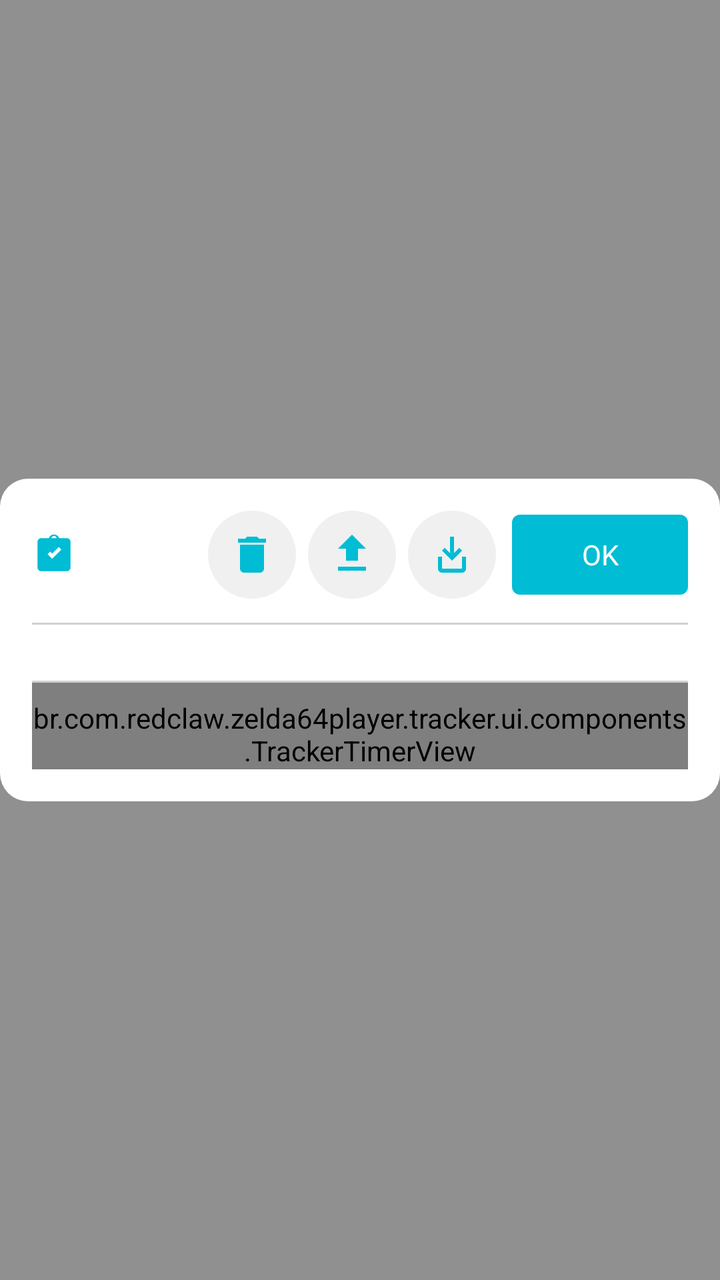
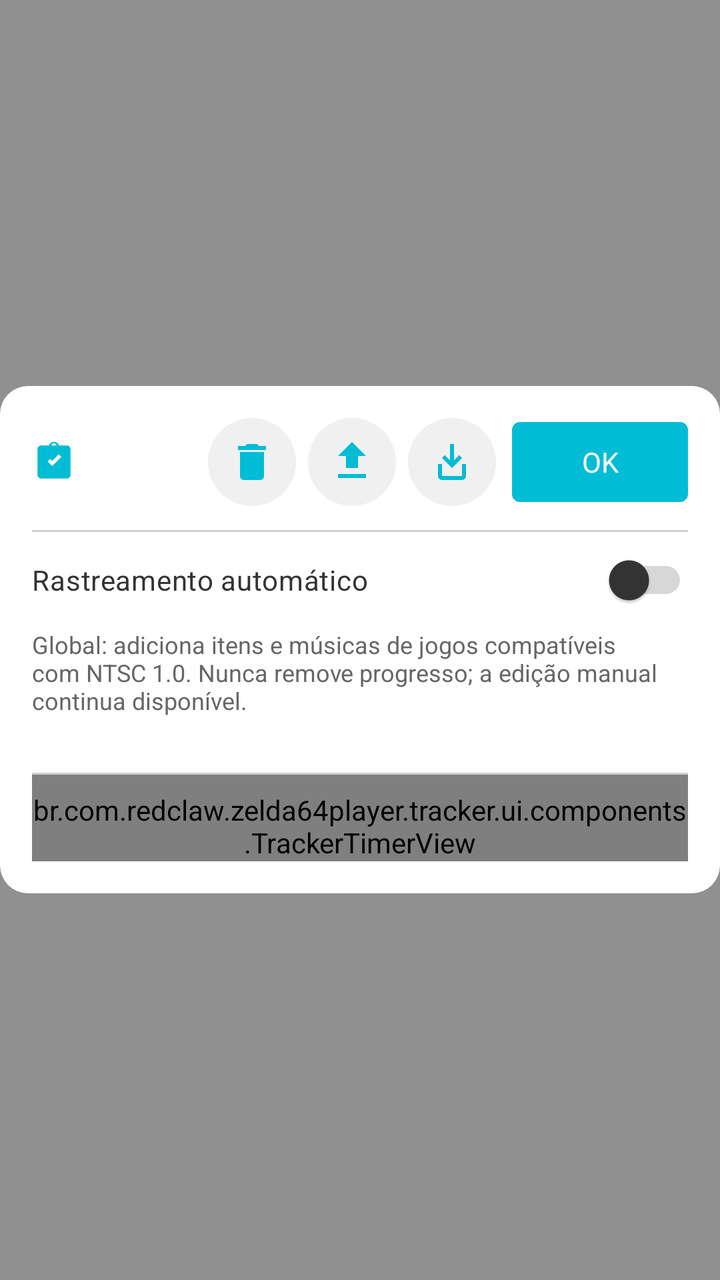

The first picture is an Android layout as it rendered before a commit; the second is the same layout after the commit. The layout source and the unified diff follow.
<!-- AndroidManifest.xml: application theme Theme.Zelda64Player -->
<!-- res/layout/tracker_dialog.xml -->
<?xml version="1.0" encoding="utf-8"?>
<FrameLayout xmlns:android="http://schemas.android.com/apk/res/android"
    android:layout_width="match_parent"
    android:layout_height="match_parent"
    android:background="@color/switch_scrim">

    <LinearLayout
        android:id="@+id/tracker_box"
        android:layout_width="match_parent"
        android:layout_height="wrap_content"
        android:layout_gravity="center"
        android:background="@drawable/bg_switch_dialog"
        android:orientation="vertical"
        android:padding="16dp">

        <LinearLayout
            android:layout_width="match_parent"
            android:layout_height="wrap_content"
            android:gravity="center_vertical"
            android:orientation="horizontal">

            <ImageView
                android:id="@+id/tracker_icon"
                android:layout_width="22dp"
                android:layout_height="22dp"
                android:layout_marginEnd="10dp"
                android:contentDescription="@null"
                android:src="@drawable/ic_tracker"
                android:tint="@color/switch_accent" />

            <TextView
                android:id="@+id/tracker_title"
                android:layout_width="0dp"
                android:layout_height="wrap_content"
                android:layout_weight="1"
                android:ellipsize="end"
                android:maxLines="1"
                android:textColor="@color/switch_text_primary"
                android:textSize="18sp"
                android:textStyle="bold" />

            <ImageButton
                android:id="@+id/tracker_clear"
                android:layout_width="@dimen/icon_button_size"
                android:layout_height="@dimen/icon_button_size"
                android:layout_marginEnd="6dp"
                android:background="@drawable/bg_icon_button"
                android:contentDescription="@string/tracker_clear"
                android:scaleType="centerInside"
                android:src="@drawable/ic_uninstall"
                android:tint="@color/switch_accent" />

            <ImageButton
                android:id="@+id/tracker_export"
                android:layout_width="@dimen/icon_button_size"
                android:layout_height="@dimen/icon_button_size"
                android:layout_marginEnd="6dp"
                android:background="@drawable/bg_icon_button"
                android:contentDescription="@string/tracker_export"
                android:scaleType="centerInside"
                android:src="@drawable/ic_export"
                android:tint="@color/switch_accent" />

            <ImageButton
                android:id="@+id/tracker_import"
                android:layout_width="@dimen/icon_button_size"
                android:layout_height="@dimen/icon_button_size"
                android:layout_marginEnd="8dp"
                android:background="@drawable/bg_icon_button"
                android:contentDescription="@string/tracker_import"
                android:scaleType="centerInside"
                android:src="@drawable/ic_import"
                android:tint="@color/switch_accent" />

            <Button
                android:id="@+id/tracker_close"
                style="@style/SwitchButton"
                android:layout_width="wrap_content"
                android:layout_height="wrap_content"
                android:text="@android:string/ok" />
        </LinearLayout>

        <View
            android:layout_width="match_parent"
            android:layout_height="1dp"
            android:layout_marginTop="12dp"
            android:alpha="0.3"
            android:background="@color/switch_text_secondary" />

        <LinearLayout
            android:id="@+id/tracker_tabs"
            android:layout_width="match_parent"
            android:layout_height="wrap_content"
            android:orientation="horizontal"
            android:paddingTop="12dp" />

        <androidx.fragment.app.FragmentContainerView
            android:id="@+id/tracker_content"
            android:layout_width="match_parent"
            android:layout_height="0dp"
            android:layout_weight="1"
            android:paddingTop="8dp" />

        <View
            android:layout_width="match_parent"
            android:layout_height="1dp"
            android:layout_marginTop="8dp"
            android:alpha="0.3"
            android:background="@color/switch_text_secondary" />

        <br.com.redclaw.zelda64player.tracker.ui.components.TrackerTimerView
            android:id="@+id/tracker_timer"
            android:layout_width="match_parent"
            android:layout_height="wrap_content"
            android:paddingTop="8dp" />

    </LinearLayout>
</FrameLayout>
<!-- resources referenced by this layout -->
<resources>
  <color name="switch_accent">#00BCD4</color>
  <color name="switch_scrim">#66000000</color>
  <color name="switch_text_primary">#333333</color>
  <color name="switch_text_secondary">#666666</color>
  <dimen name="icon_button_size">44dp</dimen>
  <!-- drawable bg_switch_dialog (drawable) -->
  <?xml version="1.0" encoding="utf-8"?>
  <shape xmlns:android="http://schemas.android.com/apk/res/android"
      android:shape="rectangle">
      <solid android:color="@color/switch_dialog_bg" />
      <corners android:radius="@dimen/switch_dialog_corner_radius" />
  </shape>
  <!-- drawable ic_export (drawable) -->
  <vector xmlns:android="http://schemas.android.com/apk/res/android"
      android:width="24dp"
      android:height="24dp"
      android:viewportWidth="24"
      android:viewportHeight="24">
      <path
          android:fillColor="#FF000000"
          android:pathData="M5 20h14v-2H5v2zM5 9h4v6h6V9h4l-7-7-7 7z" />
  </vector>
  <string name="tracker_clear">Limpar</string>
  <string name="tracker_export">Exportar</string>
  <string name="tracker_import">Importar</string>
  <color name="color_surface_container_high">#F0F0F0</color>
  <color name="switch_dialog_bg">#FFFFFF</color>
  <dimen name="switch_dialog_corner_radius">14dp</dimen>
  <color name="switch_bg">#F0F0F0</color>
  <color name="color_primary">#00BCD4</color>
  <color name="color_on_primary">#FFFFFF</color>
  <color name="color_secondary">#FFA000</color>
  <color name="color_on_secondary">#FFFFFF</color>
  <color name="color_error">#B3261E</color>
  <color name="color_on_error">#FFFFFF</color>
  <color name="switch_panel">#FFFFFF</color>
  <dimen name="switch_focus_border_width">3dp</dimen>
  <style name="StoreBottomSheetAnimation">
          <item name="android:windowEnterAnimation">@anim/slide_in_up</item>
          <item name="android:windowExitAnimation">@anim/slide_out_down</item>
      </style>
  <style name="Widget.Zelda.BottomSheet" parent="Widget.Material3.BottomSheet">
          <item name="backgroundTint">@android:color/transparent</item>
          <item name="android:background">@android:color/transparent</item>
      </style>
  <!-- unchanged entries left out for length: 8 -->
</resources>

<!-- the commit's change to res/layout/tracker_dialog.xml (unified diff, before → after) -->
@@ -87,6 +87,25 @@
             android:alpha="0.3"
             android:background="@color/switch_text_secondary" />
 
+        <Switch
+            android:id="@+id/tracker_auto_tracking"
+            style="@style/SwitchSwitch"
+            android:layout_width="match_parent"
+            android:layout_height="wrap_content"
+            android:minHeight="48dp"
+            android:focusable="true"
+            android:background="@drawable/bg_settings_nav_row"
+            android:text="@string/tracker_auto_tracking"
+            android:textColor="@color/switch_text_primary"
+            android:textSize="14sp" />
+
+        <TextView
+            android:layout_width="match_parent"
+            android:layout_height="wrap_content"
+            android:text="@string/tracker_auto_tracking_desc"
+            android:textColor="@color/switch_text_secondary"
+            android:textSize="12sp" />
+
         <LinearLayout
             android:id="@+id/tracker_tabs"
             android:layout_width="match_parent"
<!-- resource entries referenced after the edit -->
@@ -5,6 +5,13 @@
   <color name="switch_text_primary">#333333</color>
   <color name="switch_text_secondary">#666666</color>
   <dimen name="icon_button_size">44dp</dimen>
+  <!-- drawable bg_settings_nav_row (drawable) -->
+  <?xml version="1.0" encoding="utf-8"?>
+  <selector xmlns:android="http://schemas.android.com/apk/res/android">
+      <item android:state_focused="true" android:drawable="@drawable/bg_settings_nav_focus" />
+      <item android:state_selected="true" android:drawable="@drawable/bg_settings_nav_active" />
+      <item android:drawable="@android:color/transparent" />
+  </selector>
   <!-- drawable bg_switch_dialog (drawable) -->
   <?xml version="1.0" encoding="utf-8"?>
   <shape xmlns:android="http://schemas.android.com/apk/res/android"
@@ -22,10 +29,32 @@
           android:fillColor="#FF000000"
           android:pathData="M5 20h14v-2H5v2zM5 9h4v6h6V9h4l-7-7-7 7z" />
   </vector>
+  <string name="tracker_auto_tracking">Rastreamento automático</string>
+  <string name="tracker_auto_tracking_desc">Global: adiciona itens e músicas de jogos compatíveis com NTSC 1.0. Nunca remove progresso; a edição manual continua disponível.</string>
   <string name="tracker_clear">Limpar</string>
   <string name="tracker_export">Exportar</string>
   <string name="tracker_import">Importar</string>
+  <style name="SwitchSwitch" parent="Widget.Material3.CompoundButton.Switch">
+          <item name="android:thumbTint">@color/switch_thumb</item>
+          <item name="android:trackTint">@color/switch_track</item>
+      </style>
   <color name="color_surface_container_high">#F0F0F0</color>
+  <!-- drawable bg_settings_nav_focus (drawable) -->
+  <?xml version="1.0" encoding="utf-8"?>
+  <shape xmlns:android="http://schemas.android.com/apk/res/android"
+      android:shape="rectangle">
+      <solid android:color="@android:color/transparent" />
+      <stroke android:width="@dimen/switch_focus_border_width" android:color="@color/switch_accent_focus" />
+  </shape>
+  <!-- drawable bg_settings_nav_active (drawable) -->
+  <?xml version="1.0" encoding="utf-8"?>
+  <layer-list xmlns:android="http://schemas.android.com/apk/res/android">
+      <item android:gravity="start" android:width="3dp">
+          <shape android:shape="rectangle">
+              <solid android:color="@color/switch_accent_focus" />
+          </shape>
+      </item>
+  </layer-list>
   <color name="switch_dialog_bg">#FFFFFF</color>
   <dimen name="switch_dialog_corner_radius">14dp</dimen>
   <color name="switch_bg">#F0F0F0</color>
@@ -37,6 +66,7 @@
   <color name="color_on_error">#FFFFFF</color>
   <color name="switch_panel">#FFFFFF</color>
   <dimen name="switch_focus_border_width">3dp</dimen>
+  <color name="switch_accent_focus">#00BCD4</color>
   <style name="StoreBottomSheetAnimation">
           <item name="android:windowEnterAnimation">@anim/slide_in_up</item>
           <item name="android:windowExitAnimation">@anim/slide_out_down</item>
